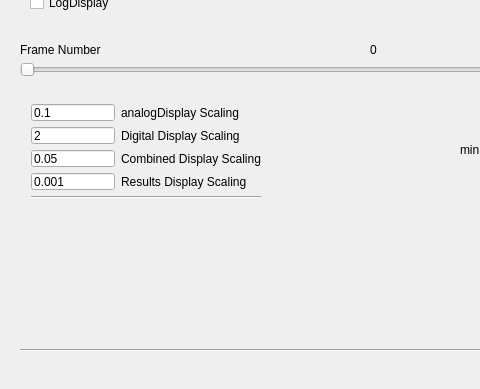
Qt form mainwindow.ui (htphilipp/EMPADBrowser) before a commit; both pictures show x 0 to 480 and y 204 to 593 of the 850 by 593 pixel window.
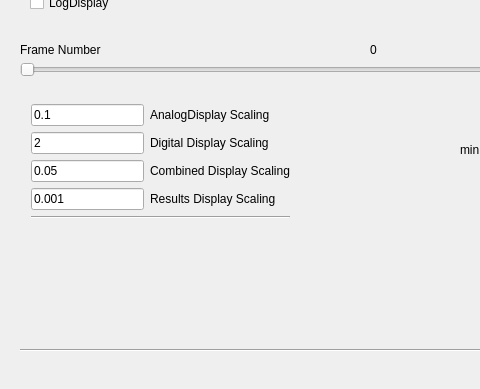
The same form after that commit.

```diff
--- a/mainwindow.ui
+++ b/mainwindow.ui
@@ -474,8 +474,8 @@
      <rect>
       <x>20</x>
       <y>261</y>
-      <width>252</width>
-      <height>117</height>
+      <width>281</width>
+      <height>141</height>
      </rect>
     </property>
     <layout class="QGridLayout" name="gridLayout_2">
@@ -489,7 +489,7 @@
      <item row="0" column="1">
       <widget class="QLabel" name="label_5">
        <property name="text">
-        <string>analogDisplay Scaling</string>
+        <string>AnalogDisplay Scaling</string>
        </property>
       </widget>
      </item>
```
Left out of the diff: 36 changed lines with no effect on the pictures.
